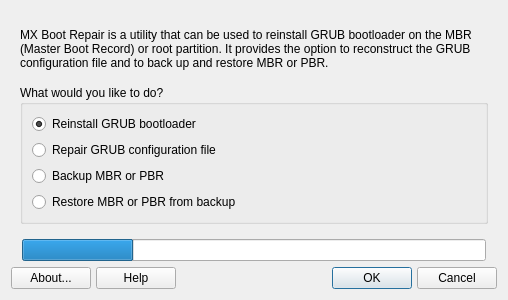
darthnoob/mx-bootrepair, file mxbootrepair.ui: the form before one commit.
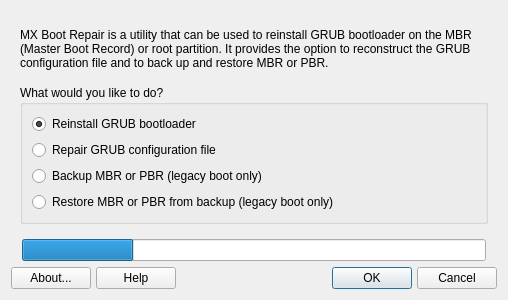
The form after the commit. Icons and pictures are not drawn.

Commit message: added 'legacy boot only' for backup/restore MBR options

Patch:
```diff
--- a/mxbootrepair.ui
+++ b/mxbootrepair.ui
@@ -59,7 +59,7 @@
           <item row="3" column="0">
            <widget class="QRadioButton" name="bakRadioButton">
             <property name="text">
-             <string>Backup MBR or PBR</string>
+             <string>Backup MBR or PBR (legacy boot only)</string>
             </property>
            </widget>
           </item>
@@ -83,7 +83,7 @@
           <item row="4" column="0">
            <widget class="QRadioButton" name="restoreBakRadioButton">
             <property name="text">
-             <string>Restore MBR or PBR from backup</string>
+             <string>Restore MBR or PBR from backup (legacy boot only)</string>
             </property>
            </widget>
           </item>
```
